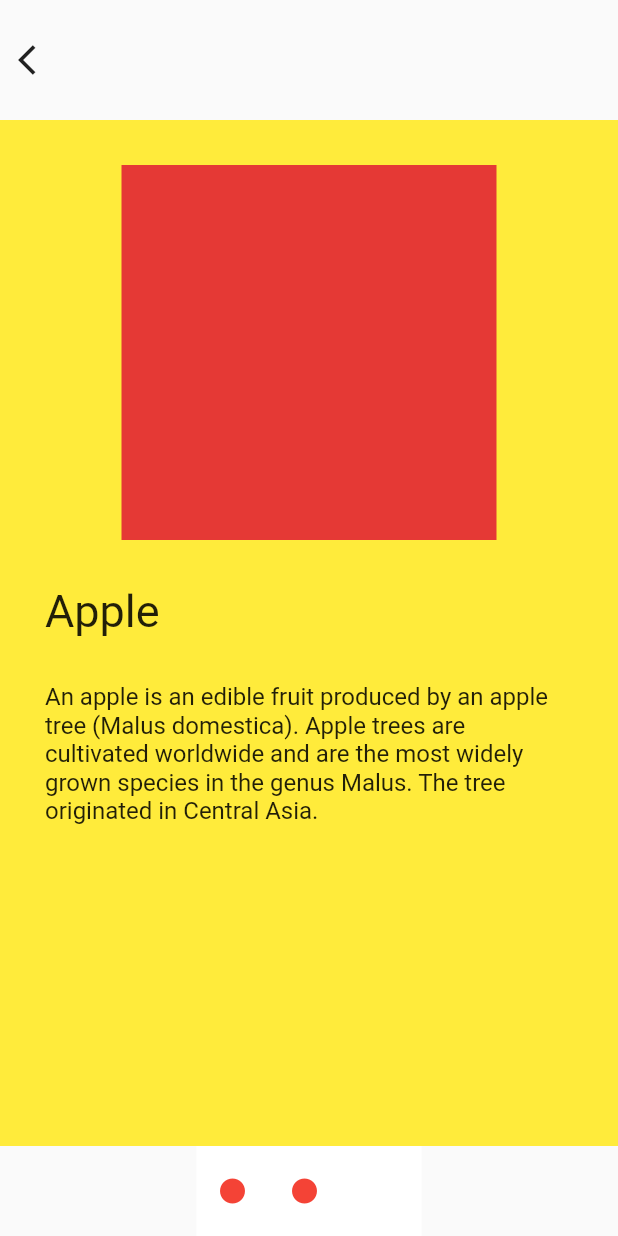
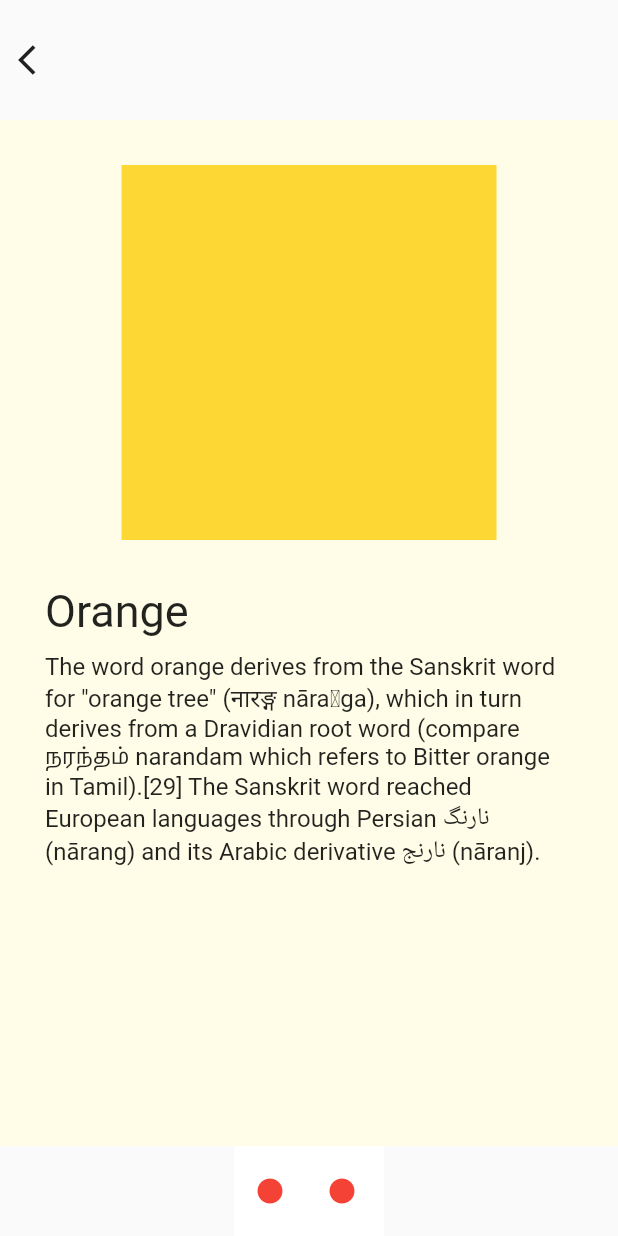
Before and after one commit to codingbbq/flutter_fruit_slider, a Flutter app: the FruitsPage screen opened by its route, after a tap on the "brightness 1" icon, on a phone screen of 412 x 824 dp. Run offline on Flutter 3.47's test engine with Material 2 defaults, Android fonts, the phone set to English and light mode, and no system bars.

```diff
--- a/lib/pages/fruits/fruits_page.dart
+++ b/lib/pages/fruits/fruits_page.dart
@@ -1,5 +1,6 @@
 import 'package:flutter/material.dart';
 import 'apple_card.dart';
+import 'orange_card.dart';
 
 class FruitsPage extends StatelessWidget {
   @override
@@ -44,12 +45,12 @@ class Body extends StatelessWidget {
     return Container(
         width: MediaQuery.of(context).size.width,
         height: MediaQuery.of(context).size.height - 140,
-        color: Colors.yellow,
+        color: Colors.yellow[50],
         padding: EdgeInsets.symmetric(vertical: 30.0, horizontal: 30.0),
         child: PageView(
           controller: controller,
           scrollDirection: Axis.horizontal,
-          children: <Widget>[AppleCard(), AppleCard()],
+          children: <Widget>[AppleCard(), OrangeCard()],
         ));
   }
 }
@@ -59,7 +60,7 @@ class Navigation extends StatelessWidget {
   Widget build(BuildContext context) {
     return Container(
       height: 60,
-      width: 150,
+      width: 100,
       color: Colors.white,
       child: Row(
         mainAxisAlignment: MainAxisAlignment.start,
@@ -67,7 +68,11 @@ class Navigation extends StatelessWidget {
           IconButton(
             icon: Icon(Icons.brightness_1),
             onPressed: () {
-              controller.jumpToPage(2);
+              print(controller.page);
+              controller.nextPage(
+                duration: const Duration(milliseconds: 400),
+                curve: Curves.easeInOut,
+              );
             },
             iconSize: 20,
             color: Colors.red,
@@ -75,7 +80,11 @@ class Navigation extends StatelessWidget {
           IconButton(
             icon: Icon(Icons.brightness_1),
             onPressed: () {
-              controller.jumpToPage(1);
+              print(controller.page);
+              controller.previousPage(
+                duration: const Duration(milliseconds: 400),
+                curve: Curves.easeInOut,
+              );
             },
             iconSize: 20,
             color: Colors.red,
--- /dev/null
+++ b/lib/pages/fruits/orange_card.dart
@@ -0,0 +1,33 @@
+import 'package:flutter/material.dart';
+
+class OrangeCard extends StatelessWidget {
+  @override
+  Widget build(BuildContext context) {
+    return Column(
+      crossAxisAlignment: CrossAxisAlignment.start,
+      children: <Widget>[
+        Center(
+          child: Container(
+            width: 250,
+            height: 250,
+            color: Colors.yellow[600],
+          ),
+        ),
+        SizedBox(
+          height: 30.0,
+        ),
+        Text(
+          "Orange",
+          style: TextStyle(fontSize: 30.0),
+        ),
+        SizedBox(
+          height: 10.0,
+        ),
+        Text(
+          "The word orange derives from the Sanskrit word for \"orange tree\" (नारङ्ग nāraṅga), which in turn derives from a Dravidian root word (compare நரந்தம் narandam which refers to Bitter orange in Tamil).[29] The Sanskrit word reached European languages through Persian نارنگ (nārang) and its Arabic derivative نارنج (nāranj).",
+          style: TextStyle(fontSize: 16.0),
+        )
+      ],
+    );
+  }
+}
```
